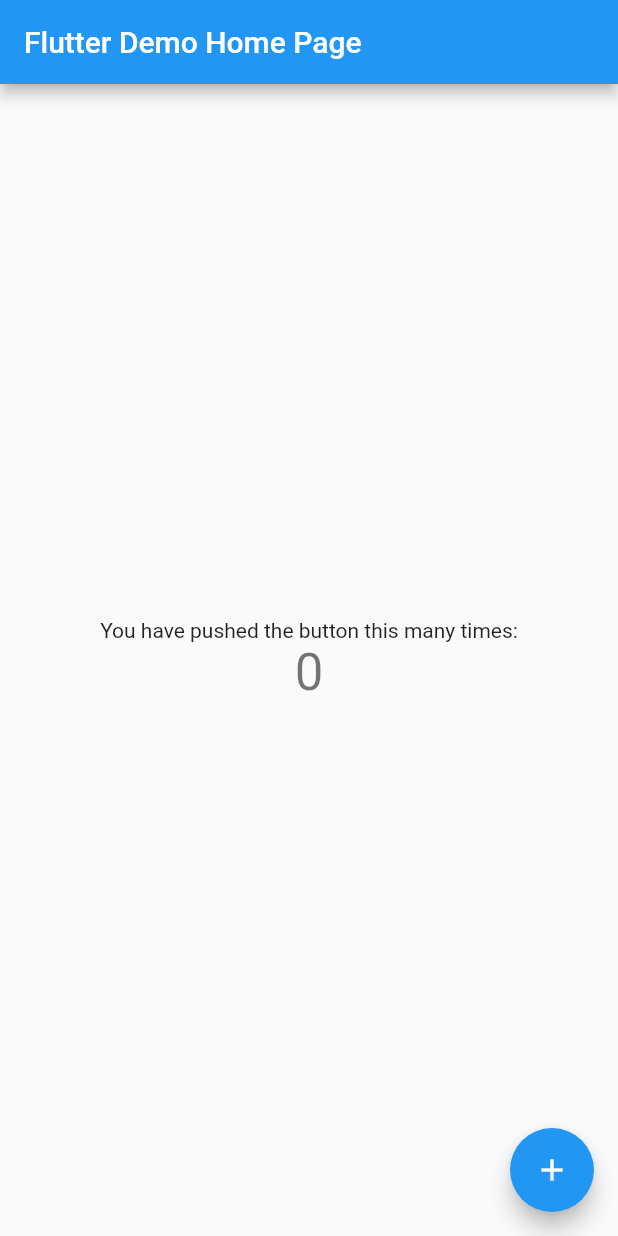
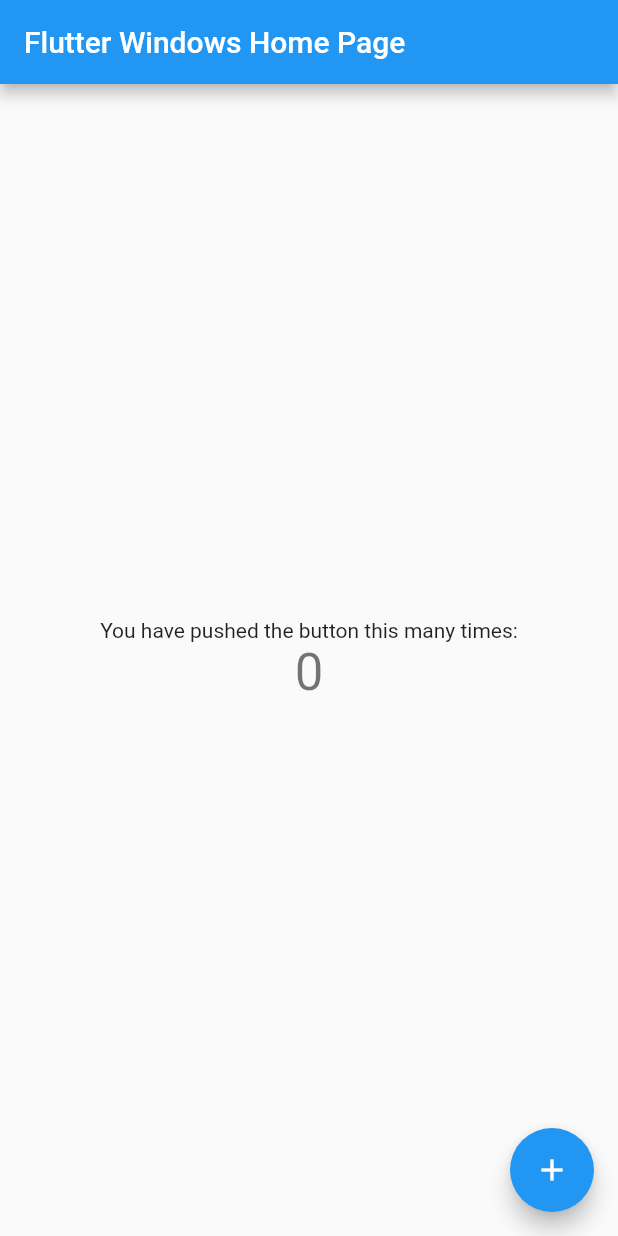
Before and after one commit to Simonyan3767/iosFlutterApple, a Flutter app: the screen it shows after launch, on a phone screen of 412 x 824 dp. Run offline on Flutter 3.47's test engine with Material 2 defaults, Android fonts, the phone set to English and light mode, and no system bars.

Commit message:
add windows 1

```diff
--- a/lib/main.dart
+++ b/lib/main.dart
@@ -9,7 +9,7 @@ class MyApp extends StatelessWidget {
   @override
   Widget build(BuildContext context) {
     return MaterialApp(
-      title: 'Flutter Simon  Demo',
+      title: 'Flutter Windows  Demo',
       theme: ThemeData(
         // This is the theme of your application.
         //
@@ -22,7 +22,7 @@ class MyApp extends StatelessWidget {
         // is not restarted.
         primarySwatch: Colors.blue,
       ),
-      home: MyHomePage(title: 'Flutter Demo Home Page'),
+      home: MyHomePage(title: 'Flutter Windows Home Page'),
     );
   }
 }
```
